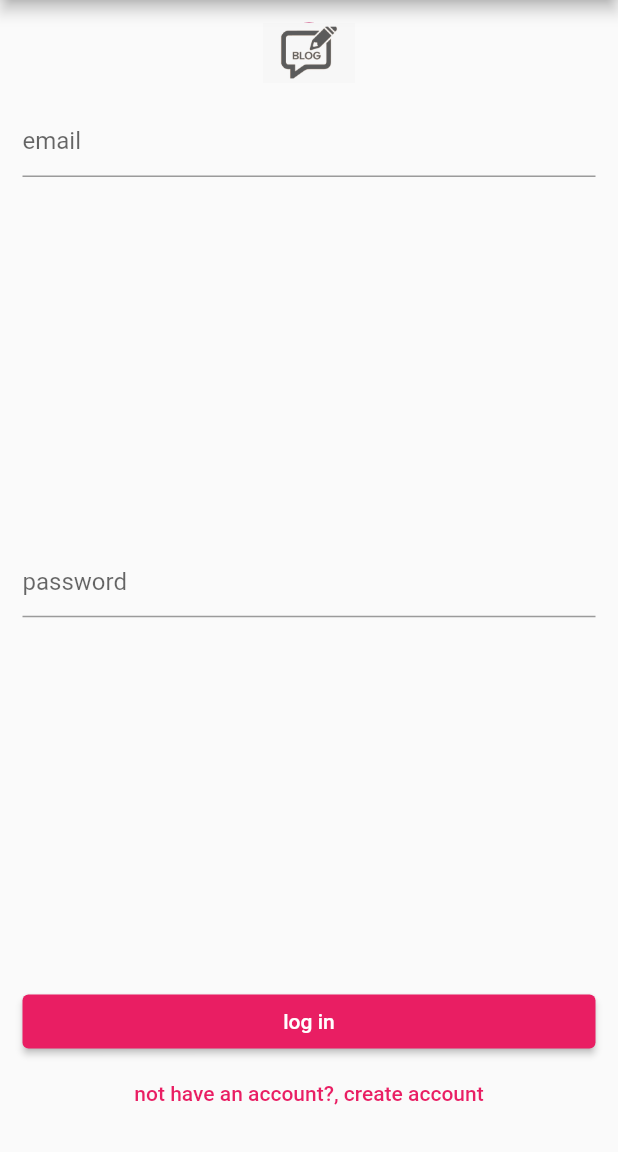
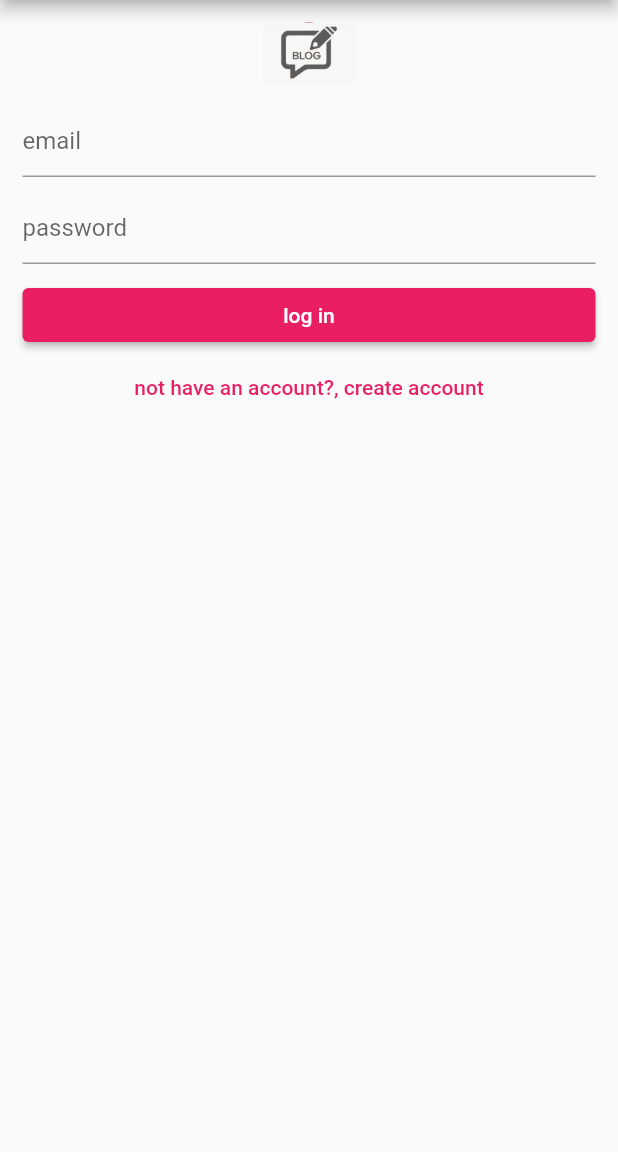
Before and after one commit to Nishesh73/blogapp, a Flutter app: the screen it shows after launch, after a tap on "Creat an account", after a tap on "Have an account? log in", on a phone screen of 412 x 824 dp, the part 84-1236 px from its top. Run offline on Flutter 3.47's test engine with Material 2 defaults, Android fonts, the phone set to English and light mode, and no system bars; our stand-ins replace cloud_firestore, file_picker, firebase_auth, firebase_core, firebase_storage, image_picker; accounts and stored records are empty.

```diff
--- a/lib/login.dart
+++ b/lib/login.dart
@@ -31,7 +31,8 @@ class _MyLoginState extends State<MyLogin> {
 
       ),
 
-      body: Container(
+      body: SingleChildScrollView(
+        child: Container(
 
           margin: EdgeInsets.all(15.0),
 
@@ -41,6 +42,7 @@ class _MyLoginState extends State<MyLogin> {
 
           Column(
             crossAxisAlignment: CrossAxisAlignment.stretch,
+             mainAxisSize: MainAxisSize.min,
 
             children: [
 
@@ -56,8 +58,7 @@ class _MyLoginState extends State<MyLogin> {
             ),
 
             SizedBox(height: 15,),
-          Expanded(
-            child: TextFormField(
+            TextFormField(
               validator: (value){
 
                 setState(() {
@@ -86,11 +87,9 @@ class _MyLoginState extends State<MyLogin> {
 
               ),
             ),
-          ),
 
             SizedBox(height: 10.00,),
-          Expanded(
-            child: TextFormField(
+            TextFormField(
 
               validator: (value){
                 setState(() {
@@ -113,7 +112,6 @@ class _MyLoginState extends State<MyLogin> {
               ),
 
 
-            ),
             ),
 
             SizedBox(height: 10,),
@@ -170,6 +168,7 @@ class _MyLoginState extends State<MyLogin> {
 
           ),
         ),
+      ),
 
 
 
--- a/lib/signup.dart
+++ b/lib/signup.dart
@@ -20,7 +20,7 @@ class _MySignUpState extends State<MySignUp> {
   String _password="";
   @override
   Widget build(BuildContext context) {
-    return  Scaffold(
+    return Scaffold(
 
       appBar: AppBar(
         title: Text("The blog app"),
@@ -30,7 +30,8 @@ class _MySignUpState extends State<MySignUp> {
 
       ),
 
-      body: Container(
+      body: SingleChildScrollView(
+        child: Container(
 
           margin: EdgeInsets.all(15.0),
 
@@ -39,7 +40,10 @@ class _MySignUpState extends State<MySignUp> {
             child:
 
           Column(
+
+
             crossAxisAlignment: CrossAxisAlignment.stretch,
+
 
             children: [
 
@@ -55,8 +59,7 @@ class _MySignUpState extends State<MySignUp> {
             ),
 
             SizedBox(height: 15,),
-          Expanded(
-            child: TextFormField(
+            TextFormField(
               validator: (value){
 
                 setState(() {
@@ -85,11 +88,9 @@ class _MySignUpState extends State<MySignUp> {
 
               ),
             ),
-          ),
 
             SizedBox(height: 10.00,),
-          Expanded(
-            child: TextFormField(
+            TextFormField(
 
               validator: (value){
 
@@ -114,7 +115,6 @@ class _MySignUpState extends State<MySignUp> {
               ),
 
 
-            ),
             ),
 
             SizedBox(height: 10,),
@@ -147,6 +147,8 @@ class _MySignUpState extends State<MySignUp> {
 
               }
               else{
+
+                print("signup is successful");
 
 
 
@@ -184,6 +186,7 @@ class _MySignUpState extends State<MySignUp> {
 
           ),
         ),
+      ),
 
        );
   }
--- a/pubspec.yaml
+++ b/pubspec.yaml
@@ -41,7 +41,8 @@ dependencies:
   image_picker: ^0.8.5+3
   intl: ^0.17.0
   firebase_storage: ^10.3.8
-  firebase_database: ^9.1.4
+  cloud_firestore: ^3.4.8
+  file_picker: ^5.2.0
 
 dev_dependencies:
   flutter_test:
```
Also changed, not shown: lib/authenticate.dart (+5 -4 lines), lib/home.dart (+14 -0 lines), lib/photouplod.dart (+85 -12 lines), pubspec.lock, 3 other files. Lines whose indentation alone changed are shown as unchanged.
